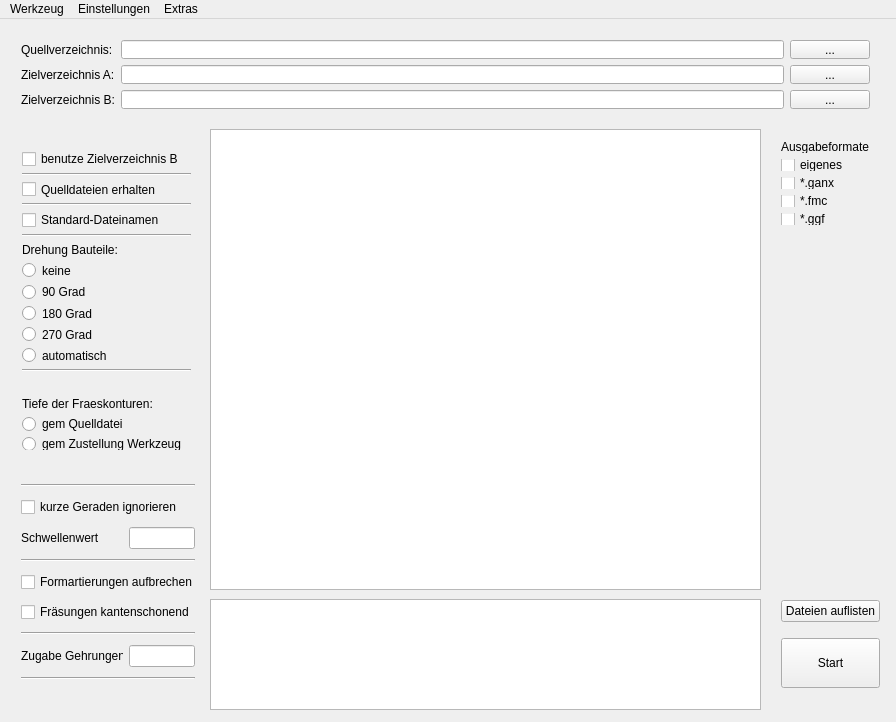
TischlerWilly/postprozessor, file mainwindow.ui: the form before one commit.
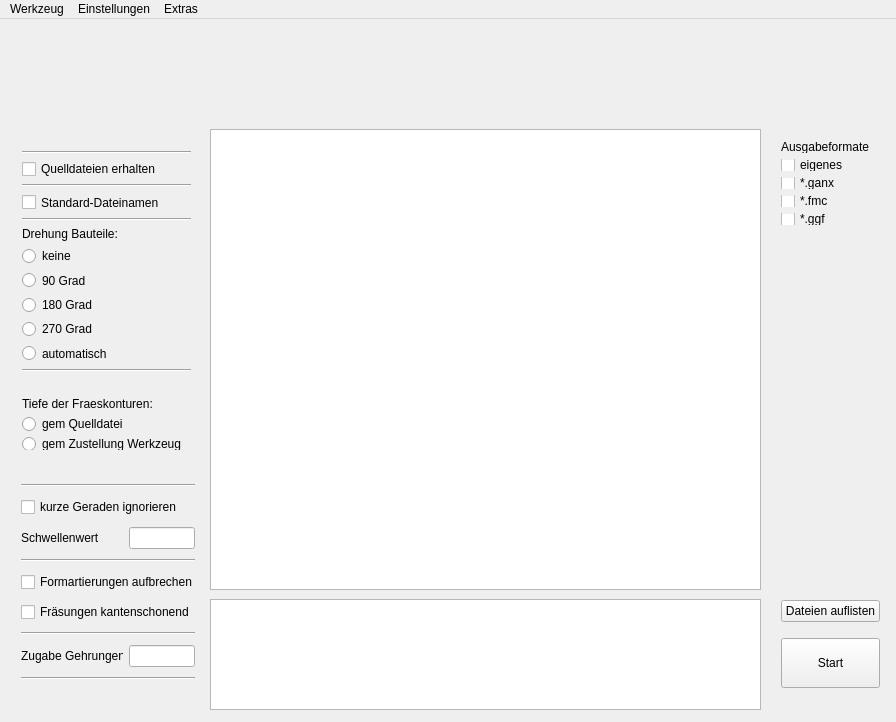
The form after the commit.

```diff
--- a/mainwindow.ui
+++ b/mainwindow.ui
@@ -30,79 +30,6 @@
      <bool>true</bool>
     </property>
    </widget>
-   <widget class="QWidget" name="layoutWidget">
-    <property name="geometry">
-     <rect>
-      <x>10</x>
-      <y>10</y>
-      <width>871</width>
-      <height>91</height>
-     </rect>
-    </property>
-    <layout class="QGridLayout" name="gridLayout">
-     <item row="1" column="0">
-      <widget class="QLabel" name="label_ziel">
-       <property name="toolTip">
-        <string>Verzeichnis in das exportiert werden soll</string>
-       </property>
-       <property name="text">
-        <string>Zielverzeichnis A:</string>
-       </property>
-      </widget>
-     </item>
-     <item row="1" column="1">
-      <widget class="QLineEdit" name="lineEdit_zielA">
-       <property name="enabled">
-        <bool>true</bool>
-       </property>
-      </widget>
-     </item>
-     <item row="0" column="2">
-      <widget class="QPushButton" name="pushButton__quelle">
-       <property name="text">
-        <string>...</string>
-       </property>
-      </widget>
-     </item>
-     <item row="0" column="1">
-      <widget class="QLineEdit" name="lineEdit_quelle"/>
-     </item>
-     <item row="1" column="2">
-      <widget class="QPushButton" name="pushButton_zielA">
-       <property name="text">
-        <string>...</string>
-       </property>
-      </widget>
-     </item>
-     <item row="0" column="0">
-      <widget class="QLabel" name="label_quelle">
-       <property name="toolTip">
-        <string>Verzeichnis aus dem importiert werden soll</string>
-       </property>
-       <property name="text">
-        <string>Quellverzeichnis:</string>
-       </property>
-      </widget>
-     </item>
-     <item row="2" column="0">
-      <widget class="QLabel" name="label_2">
-       <property name="text">
-        <string>Zielverzeichnis B:</string>
-       </property>
-      </widget>
-     </item>
-     <item row="2" column="1">
-      <widget class="QLineEdit" name="lineEdit_zielB"/>
-     </item>
-     <item row="2" column="2">
-      <widget class="QPushButton" name="pushButton_zielB">
-       <property name="text">
-        <string>...</string>
-       </property>
-      </widget>
-     </item>
-    </layout>
-   </widget>
    <widget class="QWidget" name="layoutWidget">
     <property name="geometry">
      <rect>
@@ -217,13 +144,6 @@
      </rect>
     </property>
     <layout class="QVBoxLayout" name="verticalLayout_3">
-     <item>
-      <widget class="QCheckBox" name="checkBox_use_ZielB">
-       <property name="text">
-        <string>benutze Zielverzeichnis B</string>
-       </property>
-      </widget>
-     </item>
      <item>
       <widget class="Line" name="line_6">
        <property name="orientation">
```
Left out of the diff: 6 changed lines with no effect on the pictures.
